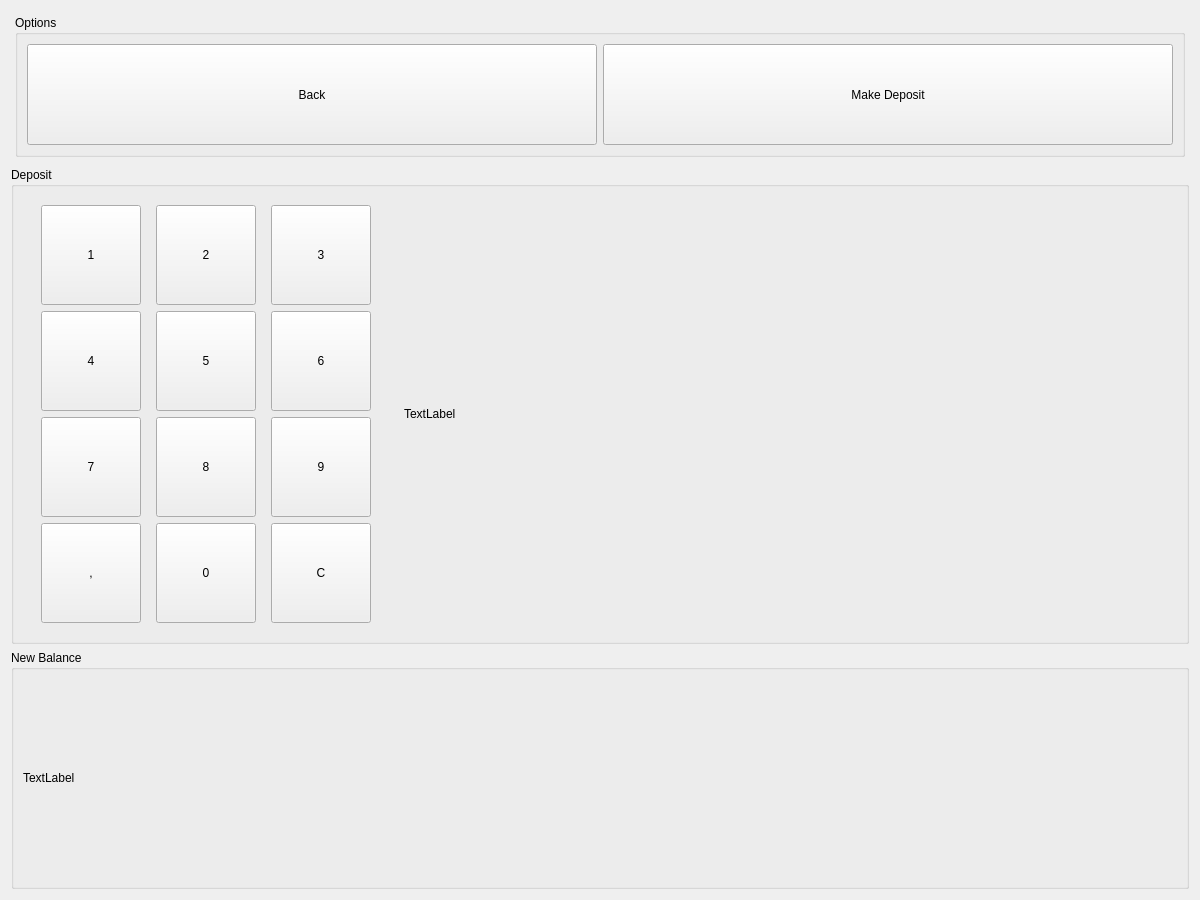
First picture: the form in penyamanager/depositwindow.ui, repository eguzki/penyamanager, before the edit.
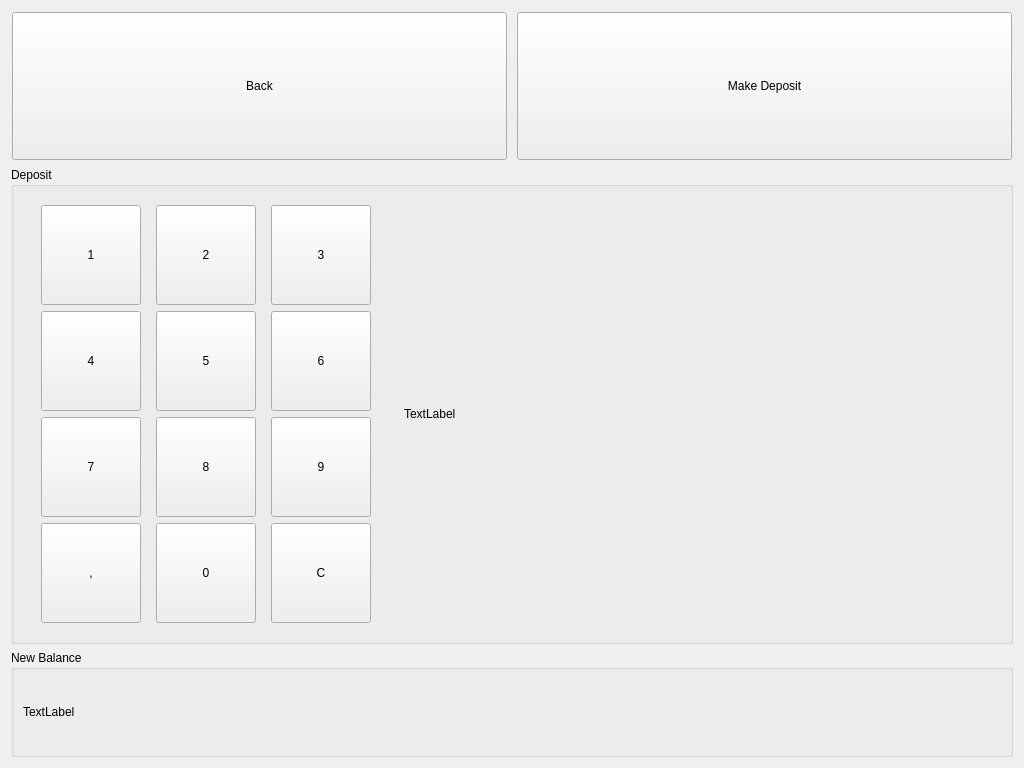
Second picture: the form after the edit.

Patch:
```diff
--- a/penyamanager/depositwindow.ui
+++ b/penyamanager/depositwindow.ui
@@ -6,8 +6,8 @@
    <rect>
     <x>0</x>
     <y>0</y>
-    <width>1200</width>
-    <height>900</height>
+    <width>1024</width>
+    <height>768</height>
    </rect>
   </property>
   <property name="sizePolicy">
@@ -18,8 +18,8 @@
   </property>
   <property name="minimumSize">
    <size>
-    <width>1200</width>
-    <height>900</height>
+    <width>1024</width>
+    <height>768</height>
    </size>
   </property>
   <property name="windowTitle">
@@ -42,32 +42,20 @@
      </property>
      <layout class="QHBoxLayout" name="horizontalLayout">
       <property name="spacing">
-       <number>3</number>
+       <number>10</number>
       </property>
       <property name="leftMargin">
-       <number>4</number>
+       <number>1</number>
       </property>
       <property name="topMargin">
-       <number>4</number>
+       <number>1</number>
       </property>
       <property name="rightMargin">
-       <number>4</number>
+       <number>1</number>
       </property>
       <property name="bottomMargin">
-       <number>4</number>
+       <number>1</number>
       </property>
-      <item>
-       <widget class="QGroupBox" name="optionsGroupBox">
-        <property name="sizePolicy">
-         <sizepolicy hsizetype="Preferred" vsizetype="Preferred">
-          <horstretch>0</horstretch>
-          <verstretch>0</verstretch>
-         </sizepolicy>
-        </property>
-        <property name="title">
-         <string>Options</string>
-        </property>
-        <layout class="QHBoxLayout" name="horizontalLayout_5">
          <item>
           <widget class="QPushButton" name="backButton">
            <property name="sizePolicy">
@@ -92,9 +80,6 @@
            <property name="text">
             <string>Make Deposit</string>
            </property>
-          </widget>
-         </item>
-        </layout>
        </widget>
       </item>
      </layout>
```
Lines whose indentation alone changed are shown as unchanged.
